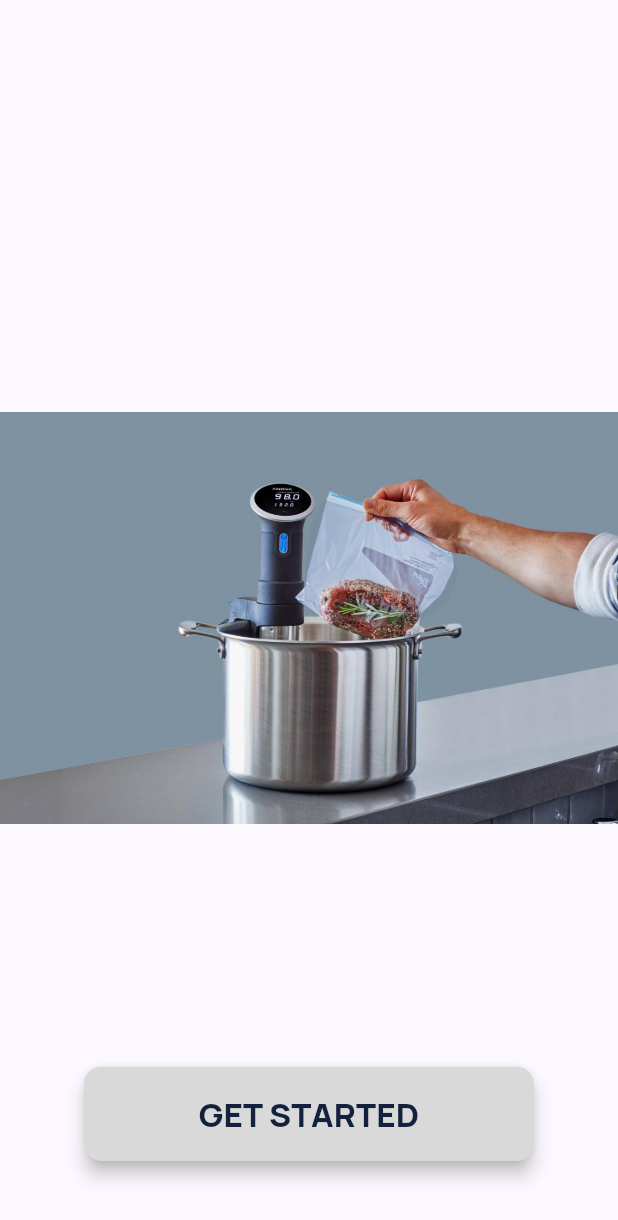
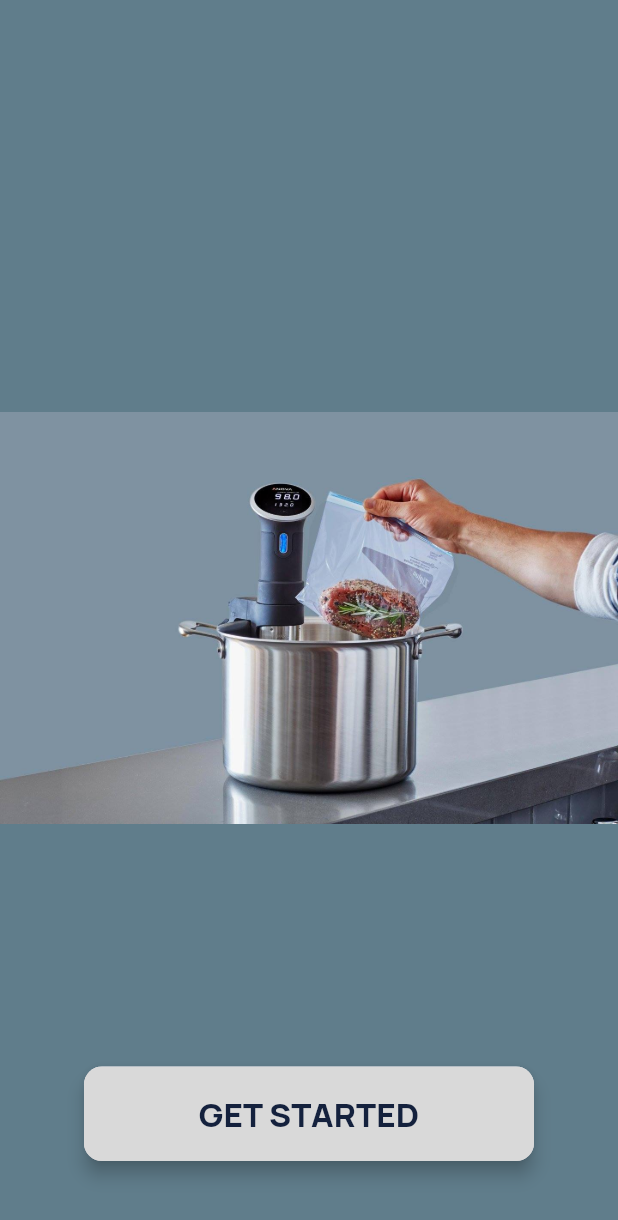
Before and after one commit to datsabahandude/SousVide, a Flutter app: the screen it shows after launch, in the side drawer, after a tap on "Start Cooking", on a phone screen of 412 x 824 dp. Shown: the top 1220 px of the screen. Run offline on Flutter 3.47's test engine with Material 3 defaults, Android fonts, the phone set to English and light mode, and no system bars; our stand-ins replace flutter_local_notifications, get, google_fonts, image_picker, lottie, shared_preferences and 3 more.

Commit message:
improve layout design

```diff
--- a/lib/components/home_body.dart
+++ b/lib/components/home_body.dart
@@ -60,12 +60,10 @@ class _HomeBodyState extends State<HomeBody> {
                     text: theTopics[categoryIndex].category,
                     items: List.generate(
                       items.length,
-                      (index) => Padding(
-                          padding: const EdgeInsets.only(bottom: 16),
-                          child: TopicCard(
-                            text: items[index].text,
-                            image: items[index].image,
-                          )),
+                      (index) => TopicCard(
+                        text: items[index].text,
+                        image: items[index].image,
+                      ),
                     ),
                   );
                 }, childCount: theTopics.length),
--- a/lib/components/topic_card.dart
+++ b/lib/components/topic_card.dart
@@ -12,12 +12,9 @@ class TopicCard extends StatelessWidget {
       runSpacing: 5,
       children: [
         image != null
-            ? Padding(
-                padding: const EdgeInsets.only(bottom: 8),
-                child: Image.asset(
-                  image!,
-                  fit: BoxFit.cover,
-                ),
+            ? Image.asset(
+                image!,
+                fit: BoxFit.cover,
               )
             : Container(),
         Text(
@@ -49,7 +46,7 @@ class TopicCategoryItem extends StatelessWidget {
       crossAxisAlignment: CrossAxisAlignment.start,
       children: [
         Padding(
-          padding: const EdgeInsets.symmetric(vertical: 16),
+          padding: const EdgeInsets.symmetric(vertical: 8),
           child: Text(
             text,
             style: const TextStyle(
--- a/lib/screens/stepspage.dart
+++ b/lib/screens/stepspage.dart
@@ -1,6 +1,4 @@
-import 'package:flutter/cupertino.dart';
 import 'package:flutter/material.dart';
-import 'package:flutter/widgets.dart';
 import 'package:lottie/lottie.dart';
 import 'package:provider/provider.dart';
 import 'package:smooth_page_indicator/smooth_page_indicator.dart';
@@ -30,6 +28,7 @@ class _StepsPageState extends State<StepsPage> {
   @override
   Widget build(BuildContext context) {
     return Scaffold(
+      backgroundColor: isFirst ? Colors.blueGrey : Colors.white,
       body: Stack(
         children: [
           PageView(
@@ -167,6 +166,44 @@ class _StepsPageState extends State<StepsPage> {
               ),
             ],
           ),
+          isLast
+              ? SafeArea(
+                  child: Align(
+                    alignment: Alignment.topLeft,
+                    child: Padding(
+                      padding: const EdgeInsets.all(8.0),
+                      child: InkWell(
+                        onTap: () {},
+                        child: Container(
+                          decoration: BoxDecoration(
+                            color: Colors.blueGrey,
+                            borderRadius: BorderRadius.circular(20),
+                          ),
+                          child: const Padding(
+                            padding: EdgeInsets.all(8.0),
+                            child: Row(
+                              mainAxisSize: MainAxisSize.min,
+                              children: [
+                                CircleAvatar(
+                                  backgroundColor: Colors.transparent,
+                                  child: Icon(
+                                    Icons.exit_to_app,
+                                    color: Colors.white,
+                                  ),
+                                ),
+                                Text(
+                                  'Exit Cooking Steps',
+                                  style: TextStyle(color: Colors.white),
+                                )
+                              ],
+                            ),
+                          ),
+                        ),
+                      ),
+                    ),
+                  ),
+                )
+              : Container(),
           Align(
             alignment: Alignment.bottomCenter,
             child: isFirst
```
Also changed, not shown: lib/components/active_alarm_body.dart (+16 -3 lines), lib/components/select_alarm_popup.dart (+12 -2 lines).
